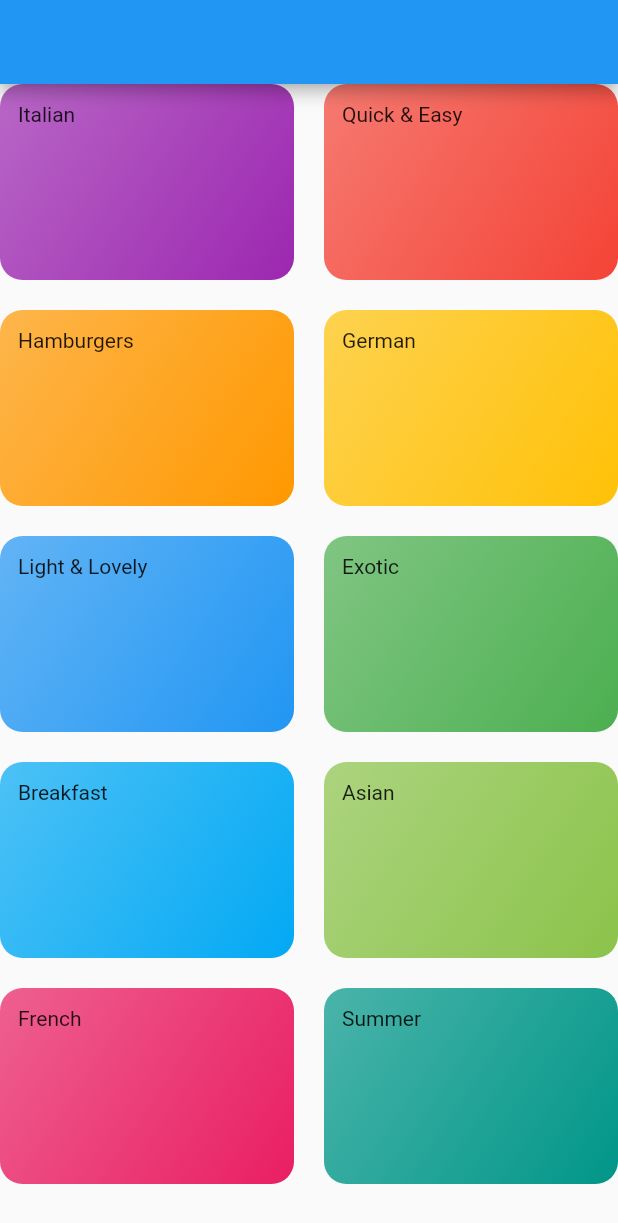
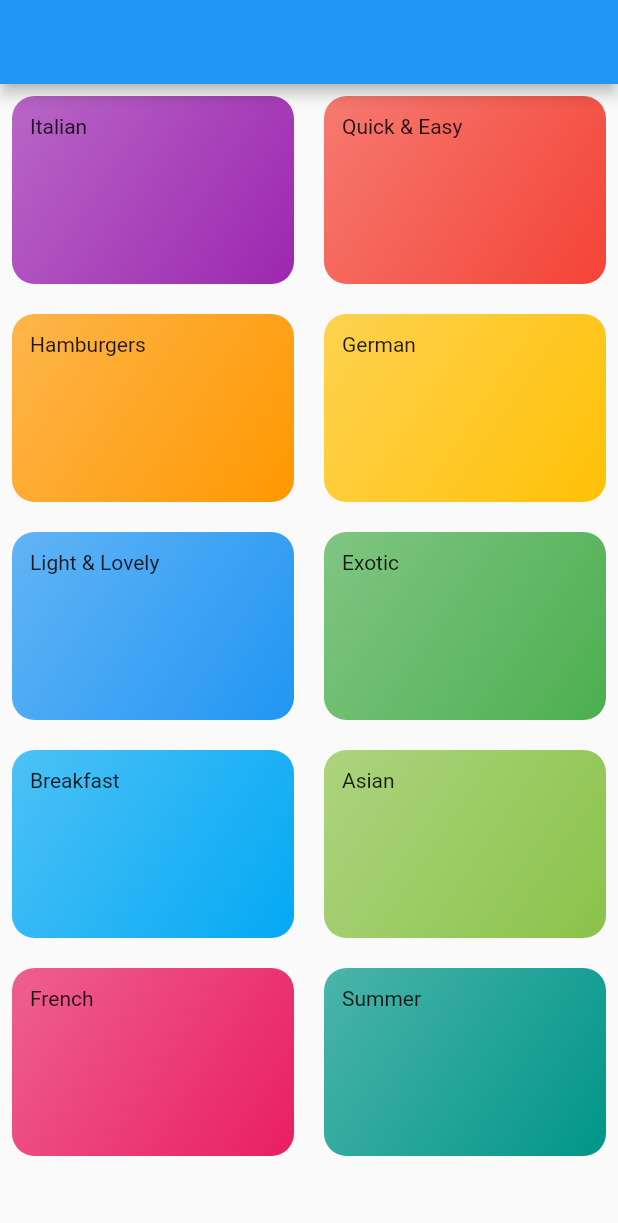
Before and after one commit to ajnart/flutter, a Flutter app: the screen it shows after launch, on a phone screen of 412 x 824 dp. Shown: the top 1223 px of the screen. Run offline on Flutter 3.47's test engine with Material 2 defaults, Android fonts, the phone set to English and light mode, and no system bars; our stand-ins replace getwidget, google_fonts, material_design_icons_flutter, table_calendar; missing offline and left inert: dart:html, dart:js.

Commit message:
Add padding for styling

```diff
--- a/masterborger/lib/categories_screen.dart
+++ b/masterborger/lib/categories_screen.dart
@@ -11,6 +11,7 @@ class CategoriesScreen extends StatelessWidget {
         title: const Text(''),
       ),
       body: GridView(
+        padding: const EdgeInsets.all(8),
         children: DUMMY_CATEGORIES
             .map(
               (catData) => CategoryItem(
```
